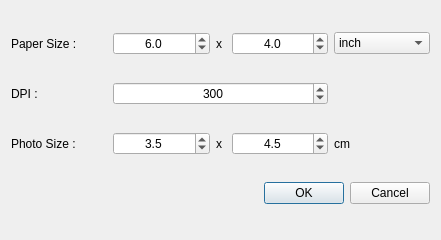
Old version of the form src/gridsetup_dialog.ui in the repository ksharindam/photoquick.
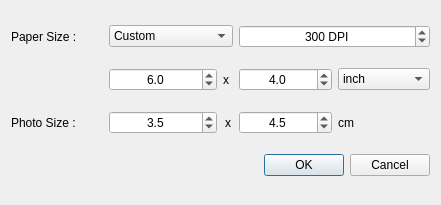
New version of the form.

Commit message: photogrid : added papersize combobox

What changed in the file:
```diff
--- a/src/gridsetup_dialog.ui
+++ b/src/gridsetup_dialog.ui
@@ -10,27 +10,13 @@
     <x>0</x>
     <y>0</y>
     <width>441</width>
-    <height>240</height>
+    <height>205</height>
    </rect>
   </property>
   <property name="windowTitle">
    <string>Setup Grid</string>
   </property>
   <layout class="QGridLayout" name="gridLayout">
-   <item row="0" column="0">
-    <widget class="QLabel" name="label">
-     <property name="text">
-      <string>Paper Size :</string>
-     </property>
-    </widget>
-   </item>
-   <item row="1" column="0">
-    <widget class="QLabel" name="label_2">
-     <property name="text">
-      <string>DPI :</string>
-     </property>
-    </widget>
-   </item>
    <item row="2" column="0">
     <widget class="QLabel" name="label_3">
      <property name="text">
@@ -57,8 +43,8 @@
      </property>
     </widget>
    </item>
-   <item row="0" column="2">
-    <widget class="QLabel" name="label_5">
+   <item row="1" column="2">
+    <widget class="QLabel" name="xLabel">
      <property name="maximumSize">
       <size>
        <width>10</width>
@@ -75,6 +61,9 @@
      <property name="text">
       <string>x</string>
      </property>
+     <property name="alignment">
+      <set>Qt::AlignCenter</set>
+     </property>
     </widget>
    </item>
    <item row="2" column="3">
@@ -96,22 +85,47 @@
      </property>
     </widget>
    </item>
-   <item row="1" column="1" colspan="3">
-    <widget class="QSpinBox" name="spinDPI">
+   <item row="1" column="1">
+    <widget class="QDoubleSpinBox" name="spinPaperWidth">
      <property name="alignment">
       <set>Qt::AlignCenter</set>
      </property>
+     <property name="decimals">
+      <number>1</number>
+     </property>
      <property name="minimum">
-      <number>100</number>
+      <double>1.000000000000000</double>
      </property>
      <property name="maximum">
-      <number>1200</number>
+      <double>30.000000000000000</double>
      </property>
      <property name="singleStep">
-      <number>100</number>
+      <double>0.500000000000000</double>
      </property>
      <property name="value">
-      <number>300</number>
+      <double>6.000000000000000</double>
+     </property>
+    </widget>
+   </item>
+   <item row="1" column="3">
+    <widget class="QDoubleSpinBox" name="spinPaperHeight">
+     <property name="alignment">
+      <set>Qt::AlignCenter</set>
+     </property>
+     <property name="decimals">
+      <number>1</number>
+     </property>
+     <property name="minimum">
+      <double>1.000000000000000</double>
+     </property>
+     <property name="maximum">
+      <double>30.000000000000000</double>
+     </property>
+     <property name="singleStep">
+      <double>0.500000000000000</double>
+     </property>
+     <property name="value">
+      <double>4.000000000000000</double>
      </property>
     </widget>
    </item>
@@ -122,7 +136,7 @@
      </property>
     </widget>
    </item>
-   <item row="0" column="4">
+   <item row="1" column="4">
     <widget class="QComboBox" name="paperSizeUnit">
      <item>
       <property name="text">
@@ -146,47 +160,59 @@
      </property>
     </widget>
    </item>
-   <item row="0" column="1">
-    <widget class="QDoubleSpinBox" name="spinPaperWidth">
-     <property name="alignment">
-      <set>Qt::AlignCenter</set>
+   <item row="0" column="0">
+    <widget class="QLabel" name="label">
+     <property name="text">
+      <string>Paper Size :</string>
      </property>
-     <property name="decimals">
-      <number>1</number>
+    </widget>
+   </item>
+   <item row="0" column="1" colspan="2">
+    <widget class="QComboBox" name="paperSizeCombo">
+     <property name="currentIndex">
+      <number>3</number>
      </property>
-     <property name="minimum">
-      <double>1.000000000000000</double>
-     </property>
-     <property name="maximum">
-      <double>30.000000000000000</double>
-     </property>
-     <property name="singleStep">
-      <double>0.500000000000000</double>
-     </property>
-     <property name="value">
-      <double>6.000000000000000</double>
-     </property>
+     <item>
+      <property name="text">
+       <string>A4 (210x297mm)</string>
+      </property>
+     </item>
+     <item>
+      <property name="text">
+       <string>4R (4x6in)</string>
+      </property>
+     </item>
+     <item>
+      <property name="text">
+       <string>2L (5x7in)</string>
+      </property>
+     </item>
+     <item>
+      <property name="text">
+       <string>Custom</string>
+      </property>
+     </item>
     </widget>
    </item>
-   <item row="0" column="3">
-    <widget class="QDoubleSpinBox" name="spinPaperHeight">
+   <item row="0" column="3" colspan="2">
+    <widget class="QSpinBox" name="spinDPI">
      <property name="alignment">
       <set>Qt::AlignCenter</set>
      </property>
-     <property name="decimals">
-      <number>1</number>
+     <property name="suffix">
+      <string> DPI</string>
      </property>
      <property name="minimum">
-      <double>1.000000000000000</double>
+      <number>100</number>
      </property>
      <property name="maximum">
-      <double>30.000000000000000</double>
+      <number>1200</number>
      </property>
      <property name="singleStep">
-      <double>0.500000000000000</double>
+      <number>100</number>
      </property>
      <property name="value">
-      <double>4.000000000000000</double>
+      <number>300</number>
      </property>
     </widget>
    </item>
```
The commit also changes 4 other files.
